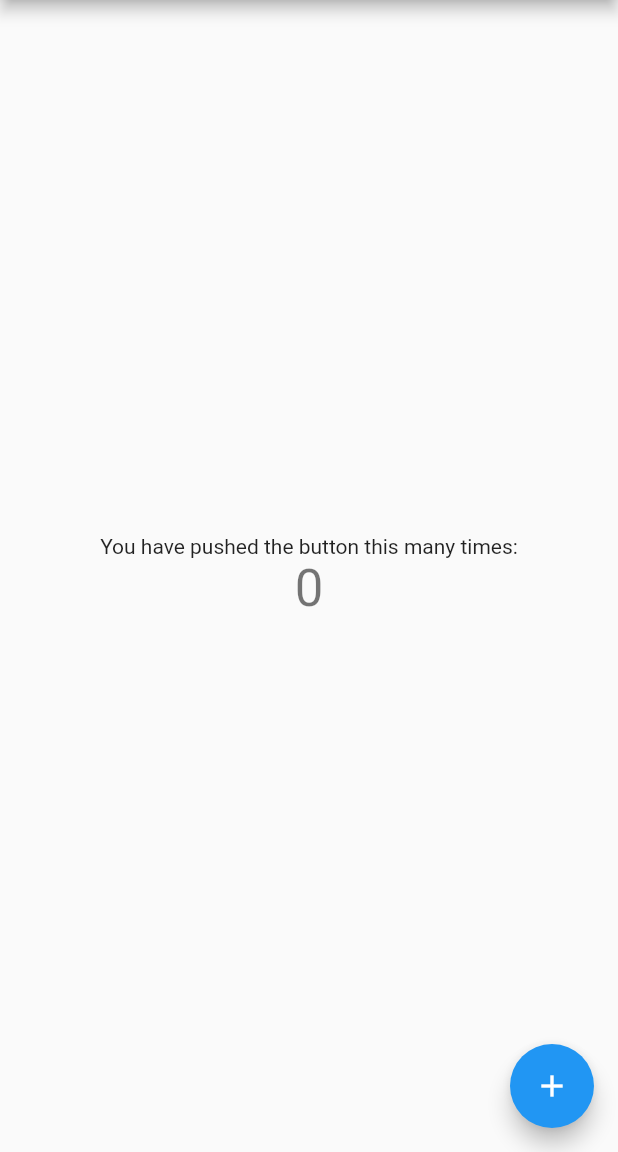
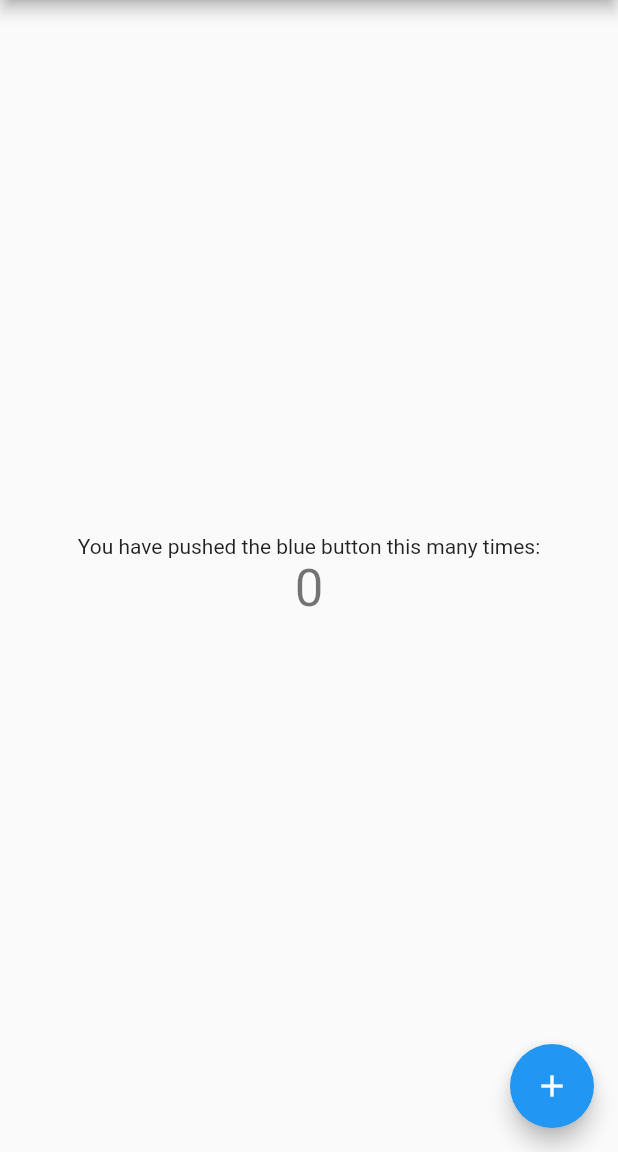
Before and after one commit to MaangiM/flutter-first-application, a Flutter app: the screen it shows after launch, on a phone screen of 412 x 824 dp, the part 84-1236 px from its top. Run offline on Flutter 3.47's test engine with Material 2 defaults, Android fonts, the phone set to English and light mode, and no system bars.

Commit message:
chnaged main file

```diff
--- a/lib/main.dart
+++ b/lib/main.dart
@@ -94,7 +94,7 @@ class _MyHomePageState extends State<MyHomePage> {
           mainAxisAlignment: MainAxisAlignment.center,
           children: <Widget>[
             Text(
-              'You have pushed the button this many times:',
+              'You have pushed the blue button this many times:',
             ),
             Text(
               '$_counter',
```
